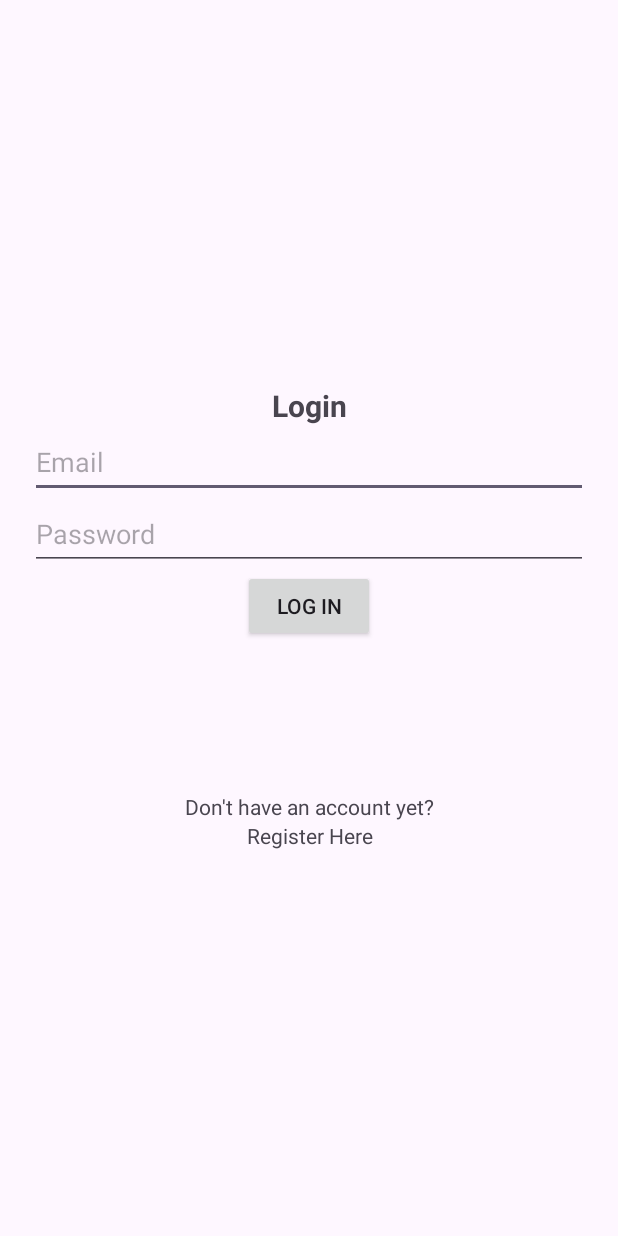
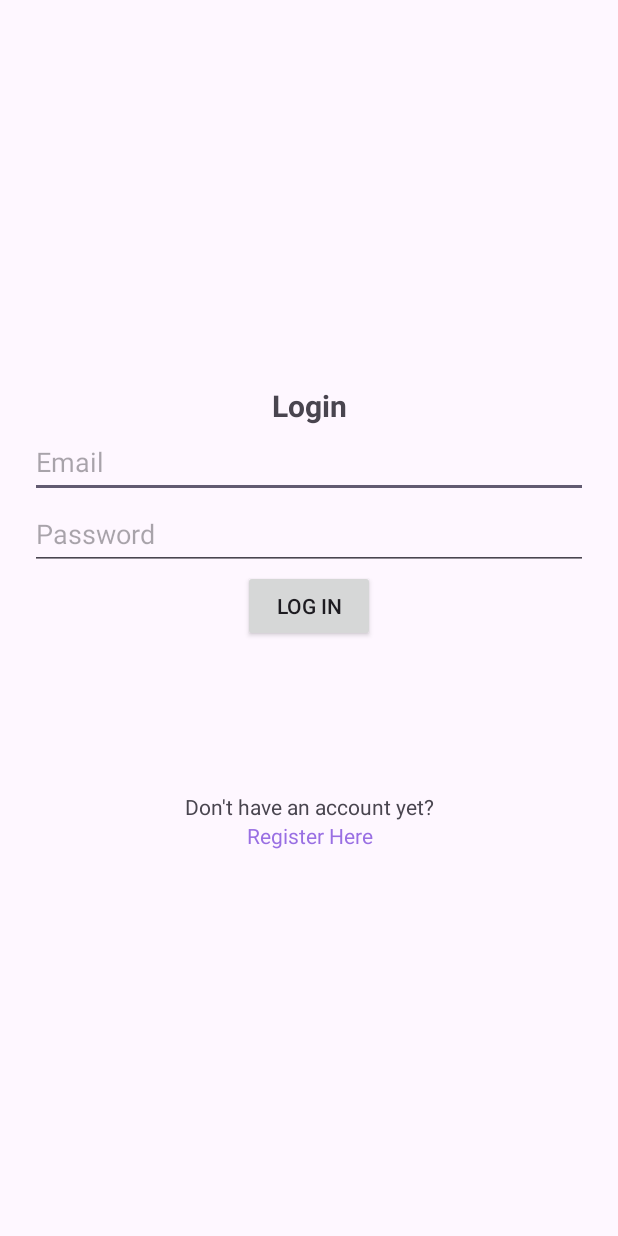
Before and after one commit to COEN-ELEC390/App, an Android app: the screen it shows after launch (LoginActivity), on a phone screen of 412 x 824 dp. Run offline under Robolectric (Android 15) with nearby library versions, the phone set to English and light mode, and no system bars; our stand-ins replace Firebase (no records; nobody signed in at launch, a user with empty details on screens opened directly).

Commit message:
UI changes

```diff
--- a/app/src/main/res/layout/activity_login.xml
+++ b/app/src/main/res/layout/activity_login.xml
@@ -52,13 +52,16 @@
             android:text="Don't have an account yet?">
 
         </TextView>
+
         <TextView
+            android:id="@+id/registerLink"
             android:layout_width="match_parent"
             android:layout_height="wrap_content"
-            android:text="Register Here"
             android:clickable="true"
             android:gravity="center"
-            android:id="@+id/registerLink">
+
+            android:text="Register Here"
+            android:textColor="#996FE3">
 
         </TextView>
     </LinearLayout>
--- a/app/src/main/res/layout/activity_register.xml
+++ b/app/src/main/res/layout/activity_register.xml
@@ -101,6 +101,7 @@
             android:text="Login Here"
             android:clickable="true"
             android:gravity="center"
+            android:textColor="#996FE3"
             android:id="@+id/loginLink">
         </TextView>
     </LinearLayout>
```
